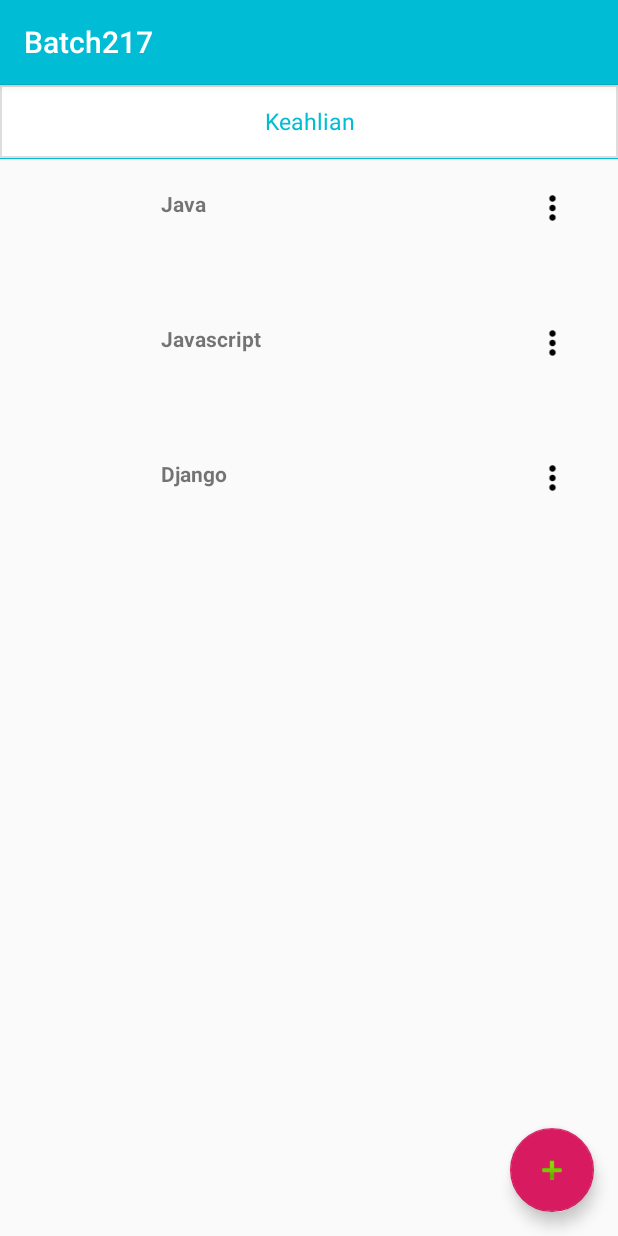
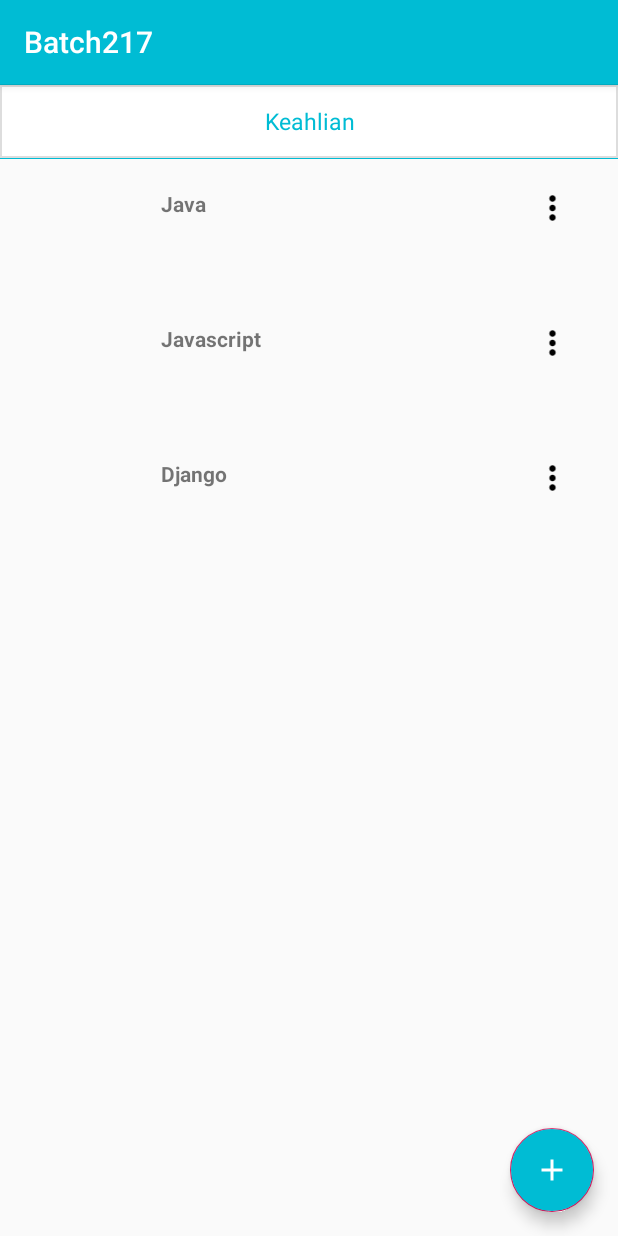
Before and after one commit to raymasrionaldi/Kalbe, an Android app: the fragment KeahlianFragment shown on its own in the app's theme, on a phone screen of 412 x 824 dp. Run offline under Robolectric (Android 15) with nearby library versions, the phone set to English and light mode, and no system bars; our stand-ins replace CircleImageView; libraries missing offline, so code that uses them is left out: com.github.ramiz.nameinitialscircleimageview; plain views replace NameInitialsCircleImageView; 2 statements that could not run were skipped.

Commit message:
Update Layout Input Data Keahlian
-

```diff
--- a/app/src/main/java/com/xsis/android/batch217/databases/KeahlianQueryHelper.kt
+++ b/app/src/main/java/com/xsis/android/batch217/databases/KeahlianQueryHelper.kt
@@ -46,7 +46,7 @@ class KeahlianQueryHelper(val databaseHelperCadangan: DatabaseHelper) {
         return listKeahlian
     }
 
-    fun cariAgamaModels(keyword:String): List<Keahlian>{
+    fun cariKeahlianModels(keyword:String): List<Keahlian>{
         var listKeahlian = ArrayList<Keahlian>()
 
         val db = databaseHelperCadangan.readableDatabase
--- /dev/null
+++ b/app/src/main/res/drawable/ic_add_white.xml
@@ -0,0 +1,5 @@
+<vector android:height="24dp" android:tint="#FFFFFF"
+    android:viewportHeight="24.0" android:viewportWidth="24.0"
+    android:width="24dp" xmlns:android="http://schemas.android.com/apk/res/android">
+    <path android:fillColor="#FF000000" android:pathData="M19,13h-6v6h-2v-6H5v-2h6V5h2v6h6v2z"/>
+</vector>
--- a/app/src/main/res/layout/fragment_agama.xml
+++ b/app/src/main/res/layout/fragment_agama.xml
@@ -34,5 +34,5 @@
         app:backgroundTint="@color/warnaBiru"
         app:layout_constraintBottom_toBottomOf="parent"
         app:layout_constraintEnd_toEndOf="parent"
-        app:srcCompat="@android:drawable/ic_input_add" />
+        app:srcCompat="@drawable/ic_add_white" />
 </androidx.constraintlayout.widget.ConstraintLayout>
--- a/app/src/main/res/layout/fragment_keahlian.xml
+++ b/app/src/main/res/layout/fragment_keahlian.xml
@@ -31,8 +31,9 @@
         android:layout_width="wrap_content"
         android:layout_height="wrap_content"
         android:layout_margin="@dimen/fab_margin"
-        app:srcCompat="@android:drawable/ic_input_add"
+        app:srcCompat="@drawable/ic_add_white"
         app:layout_constraintEnd_toEndOf="parent"
         app:layout_constraintBottom_toBottomOf="parent"
+        android:backgroundTint="@color/warnaBiru"
         />
 </androidx.constraintlayout.widget.ConstraintLayout>
```
